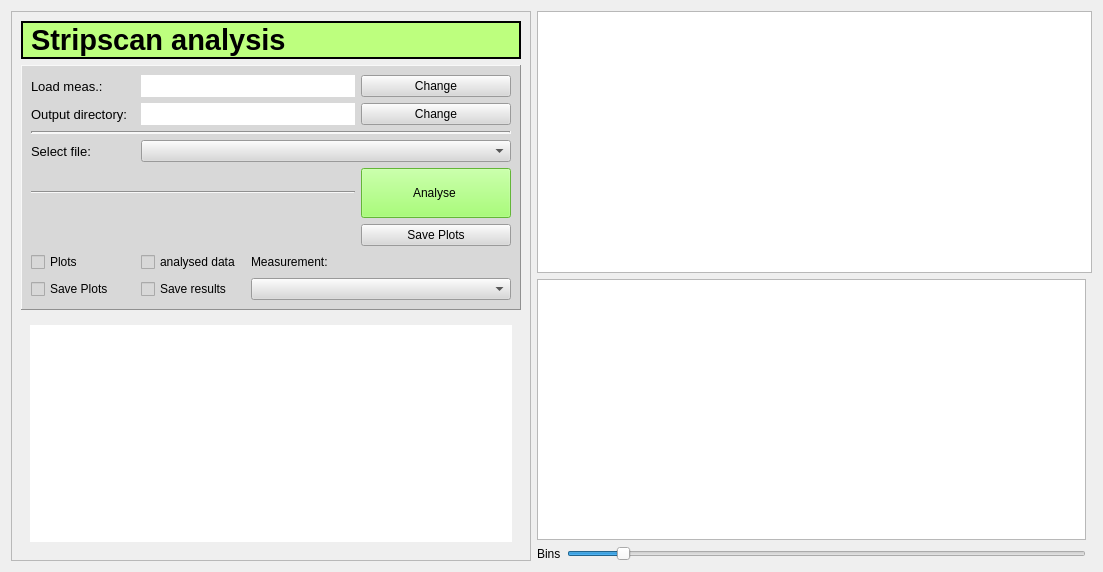
Qt form UniDAQ/QT_Designer_UI/badstrip.ui (Chilldose/COMET) before a commit.
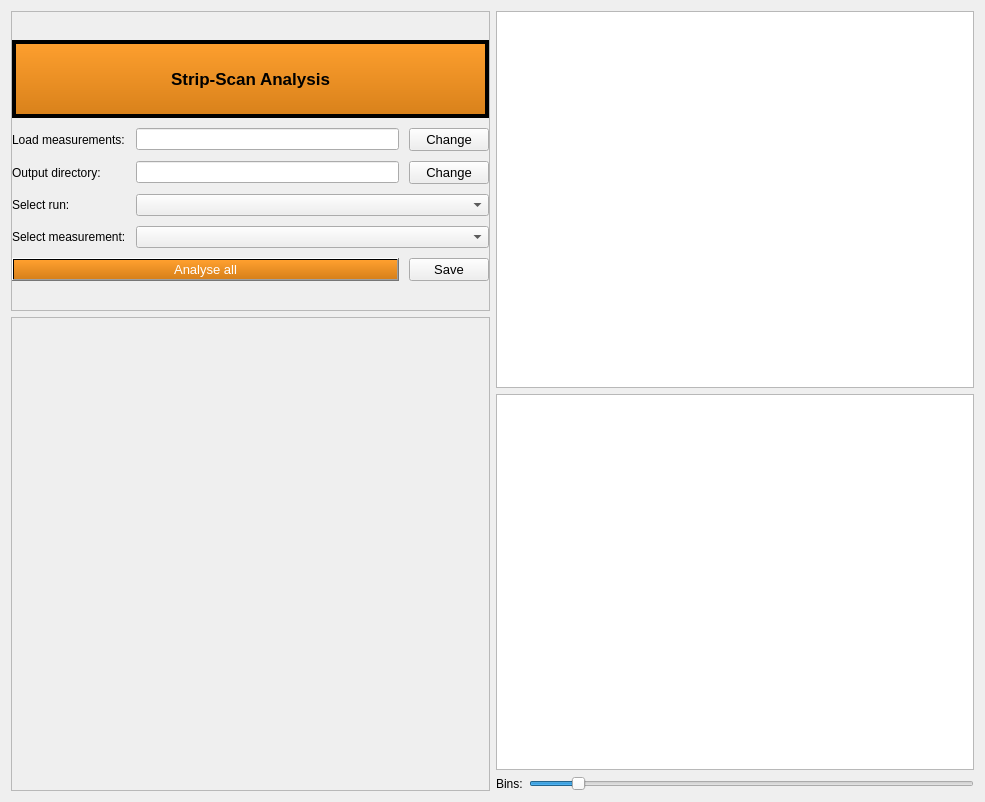
The same form after that commit. Custom widgets are drawn as their Qt base class.

What changed in the file:
```diff
--- a/UniDAQ/QT_Designer_UI/badstrip.ui
+++ b/UniDAQ/QT_Designer_UI/badstrip.ui
@@ -6,59 +6,25 @@
    <rect>
     <x>0</x>
     <y>0</y>
-    <width>1103</width>
-    <height>572</height>
+    <width>985</width>
+    <height>802</height>
    </rect>
   </property>
-  <property name="sizePolicy">
-   <sizepolicy hsizetype="Expanding" vsizetype="Expanding">
-    <horstretch>0</horstretch>
-    <verstretch>0</verstretch>
-   </sizepolicy>
-  </property>
-  <property name="maximumSize">
-   <size>
-    <width>16777215</width>
-    <height>16777215</height>
-   </size>
-  </property>
   <property name="windowTitle">
    <string>Stripanalysis</string>
   </property>
-  <property name="autoFillBackground">
-   <bool>true</bool>
-  </property>
-  <property name="styleSheet">
-   <string notr="true">color: rgb(0, 0, 0);</string>
-  </property>
-  <layout class="QGridLayout" name="gridLayout_2">
-   <item row="2" column="2">
-    <widget class="QSlider" name="Slider_bins">
-     <property name="minimum">
-      <number>1</number>
-     </property>
-     <property name="maximum">
-      <number>500</number>
-     </property>
-     <property name="sliderPosition">
-      <number>50</number>
-     </property>
-     <property name="orientation">
-      <enum>Qt::Horizontal</enum>
-     </property>
-    </widget>
-   </item>
-   <item row="0" column="0" rowspan="3">
-    <widget class="QFrame" name="frame_3">
-     <property name="sizePolicy">
-      <sizepolicy hsizetype="Preferred" vsizetype="Preferred">
-       <horstretch>0</horstretch>
-       <verstretch>0</verstretch>
-      </sizepolicy>
+  <layout class="QGridLayout" name="gridLayout_4">
+   <item row="0" column="0">
+    <widget class="QFrame" name="Settings_frame">
+     <property name="minimumSize">
+      <size>
+       <width>0</width>
+       <height>300</height>
+      </size>
      </property>
      <property name="maximumSize">
       <size>
-       <width>600</width>
+       <width>550</width>
        <height>16777215</height>
       </size>
      </property>
@@ -68,345 +34,268 @@
      <property name="frameShadow">
       <enum>QFrame::Raised</enum>
      </property>
-     <layout class="QVBoxLayout" name="verticalLayout">
-      <item>
-       <widget class="QLabel" name="Title">
-        <property name="sizePolicy">
-         <sizepolicy hsizetype="Preferred" vsizetype="Fixed">
-          <horstretch>0</horstretch>
-          <verstretch>0</verstretch>
-         </sizepolicy>
+     <layout class="QGridLayout" name="gridLayout_3">
+      <property name="leftMargin">
+       <number>0</number>
+      </property>
+      <property name="topMargin">
+       <number>0</number>
+      </property>
+      <property name="rightMargin">
+       <number>0</number>
+      </property>
+      <property name="bottomMargin">
+       <number>0</number>
+      </property>
+      <property name="horizontalSpacing">
+       <number>0</number>
+      </property>
+      <item row="0" column="0">
+       <layout class="QGridLayout" name="Strip_analysis_grid">
+        <property name="leftMargin">
+         <number>0</number>
         </property>
-        <property name="maximumSize">
-         <size>
-          <width>16777215</width>
-          <height>150</height>
-         </size>
+        <property name="topMargin">
+         <number>0</number>
         </property>
-        <property name="font">
-         <font>
-          <pointsize>22</pointsize>
-          <weight>75</weight>
-          <bold>true</bold>
-         </font>
+        <property name="rightMargin">
+         <number>0</number>
         </property>
-        <property name="autoFillBackground">
-         <bool>false</bool>
-        </property>
-        <property name="styleSheet">
-         <string notr="true">background-color: rgb(189, 255, 126);</string>
-        </property>
-        <property name="frameShape">
-         <enum>QFrame::WinPanel</enum>
-        </property>
-        <property name="text">
-         <string>Stripscan analysis</string>
-        </property>
-        <property name="scaledContents">
-         <bool>true</bool>
-        </property>
-       </widget>
-      </item>
-      <item>
-       <widget class="QFrame" name="frame">
-        <property name="sizePolicy">
-         <sizepolicy hsizetype="Preferred" vsizetype="Fixed">
-          <horstretch>0</horstretch>
-          <verstretch>0</verstretch>
-         </sizepolicy>
-        </property>
-        <property name="autoFillBackground">
-         <bool>false</bool>
-        </property>
-        <property name="styleSheet">
-         <string notr="true">background-color: rgb(216, 216, 216);</string>
-        </property>
-        <property name="frameShape">
-         <enum>QFrame::Panel</enum>
-        </property>
-        <property name="frameShadow">
-         <enum>QFrame::Raised</enum>
-        </property>
-        <property name="lineWidth">
-         <number>1</number>
-        </property>
-        <layout class="QGridLayout" name="gridLayout">
-         <item row="1" column="1" colspan="2">
-          <widget class="QLabel" name="label_output">
-           <property name="styleSheet">
-            <string notr="true">background-color: rgb(255, 255, 255);</string>
-           </property>
-           <property name="text">
-            <string/>
-           </property>
-           <property name="scaledContents">
-            <bool>true</bool>
-           </property>
-           <property name="wordWrap">
-            <bool>true</bool>
-           </property>
-           <property name="textInteractionFlags">
-            <set>Qt::LinksAccessibleByMouse|Qt::TextEditable</set>
-           </property>
-          </widget>
-         </item>
-         <item row="6" column="2" colspan="2">
-          <widget class="QLabel" name="label_5">
-           <property name="text">
-            <string>Measurement:</string>
-           </property>
-          </widget>
-         </item>
-         <item row="0" column="1" colspan="2">
-          <widget class="QLabel" name="label_load">
-           <property name="maximumSize">
-            <size>
-             <width>16777215</width>
-             <height>50</height>
-            </size>
-           </property>
-           <property name="font">
-            <font>
-             <pointsize>8</pointsize>
-            </font>
-           </property>
-           <property name="styleSheet">
-            <string notr="true">background-color: rgb(255, 255, 255);</string>
-           </property>
-           <property name="text">
-            <string/>
-           </property>
-           <property name="scaledContents">
-            <bool>true</bool>
-           </property>
-           <property name="wordWrap">
-            <bool>true</bool>
-           </property>
-           <property name="textInteractionFlags">
-            <set>Qt::LinksAccessibleByMouse|Qt::TextEditable</set>
-           </property>
-          </widget>
-         </item>
-         <item row="0" column="3">
-          <widget class="QPushButton" name="Button_changeload">
-           <property name="text">
-            <string>Change</string>
-           </property>
-          </widget>
-         </item>
-         <item row="2" column="0" colspan="4">
-          <widget class="Line" name="line">
-           <property name="lineWidth">
-            <number>2</number>
-           </property>
-           <property name="orientation">
-            <enum>Qt::Horizontal</enum>
-           </property>
-          </widget>
-         </item>
-         <item row="4" column="3">
-          <widget class="QPushButton" name="analyse_button">
-           <property name="minimumSize">
-            <size>
-             <width>150</width>
-             <height>50</height>
-            </size>
-           </property>
-           <property name="autoFillBackground">
-            <bool>false</bool>
-           </property>
-           <property name="styleSheet">
-            <string notr="true">background-color: rgb(140, 255, 78);</string>
-           </property>
-           <property name="text">
-            <string>Analyse </string>
-           </property>
-          </widget>
-         </item>
-         <item row="1" column="0">
-          <widget class="QLabel" name="label">
-           <property name="font">
-            <font>
-             <pointsize>10</pointsize>
-            </font>
-           </property>
-           <property name="text">
-            <string>Output directory:</string>
-           </property>
-          </widget>
-         </item>
-         <item row="7" column="0">
-          <widget class="QCheckBox" name="cb_Save_plots">
-           <property name="text">
-            <string>Save Plots</string>
-           </property>
-          </widget>
-         </item>
-         <item row="3" column="0">
-          <widget class="QLabel" name="label_4">
-           <property name="font">
-            <font>
-             <pointsize>10</pointsize>
-            </font>
-           </property>
-           <property name="text">
-            <string>Select file:</string>
-           </property>
-          </widget>
-         </item>
-         <item row="7" column="2" colspan="2">
-          <widget class="QComboBox" name="which_measurement"/>
-         </item>
-         <item row="7" column="1">
-          <widget class="QCheckBox" name="cb_Save_results">
-           <property name="text">
-            <string>Save results</string>
-           </property>
-          </widget>
-         </item>
-         <item row="1" column="3">
-          <widget class="QPushButton" name="Button_changeoutput">
-           <property name="text">
-            <string>Change</string>
-           </property>
-          </widget>
-         </item>
-         <item row="0" column="0">
-          <widget class="QLabel" name="label_2">
-           <property name="font">
-            <font>
-             <pointsize>10</pointsize>
-            </font>
-           </property>
-           <property name="text">
-            <string>Load meas.:</string>
-           </property>
-          </widget>
-         </item>
-         <item row="4" column="0" colspan="3">
-          <widget class="Line" name="line_2">
-           <property name="orientation">
-            <enum>Qt::Horizontal</enum>
-           </property>
-          </widget>
-         </item>
-         <item row="6" column="1">
-          <widget class="QCheckBox" name="radioData">
-           <property name="enabled">
-            <bool>false</bool>
-           </property>
-           <property name="text">
-            <string>analysed data</string>
-           </property>
-           <property name="checkable">
-            <bool>true</bool>
-           </property>
-          </widget>
-         </item>
-         <item row="3" column="1" colspan="3">
-          <widget class="QComboBox" name="which_plot"/>
-         </item>
-         <item row="6" column="0">
-          <widget class="QCheckBox" name="radioPlots">
-           <property name="enabled">
-            <bool>false</bool>
-           </property>
-           <property name="text">
-            <string>Plots</string>
-           </property>
-           <property name="checkable">
-            <bool>true</bool>
-           </property>
-          </widget>
-         </item>
-         <item row="5" column="3">
-          <widget class="QPushButton" name="save_plots_button">
-           <property name="text">
-            <string>Save Plots</string>
-           </property>
-          </widget>
-         </item>
-        </layout>
-       </widget>
-      </item>
-      <item>
-       <widget class="QScrollArea" name="scrollArea">
-        <property name="frameShape">
-         <enum>QFrame::NoFrame</enum>
-        </property>
-        <property name="lineWidth">
+        <property name="bottomMargin">
          <number>0</number>
         </property>
-        <property name="widgetResizable">
-         <bool>true</bool>
+        <property name="spacing">
+         <number>10</number>
         </property>
-        <widget class="QWidget" name="scrollAreaWidgetContents">
-         <property name="geometry">
-          <rect>
-           <x>0</x>
-           <y>0</y>
-           <width>495</width>
-           <height>192</height>
-          </rect>
-         </property>
-         <layout class="QHBoxLayout" name="horizontalLayout">
-          <item>
-           <widget class="QLabel" name="report_lable">
-            <property name="sizePolicy">
-             <sizepolicy hsizetype="Expanding" vsizetype="Expanding">
-              <horstretch>0</horstretch>
-              <verstretch>0</verstretch>
-             </sizepolicy>
-            </property>
-            <property name="font">
-             <font>
-              <pointsize>10</pointsize>
-             </font>
-            </property>
-            <property name="autoFillBackground">
-             <bool>false</bool>
-            </property>
-            <property name="styleSheet">
-             <string notr="true">background-color: rgb(255, 255, 255);</string>
-            </property>
-            <property name="text">
-             <string/>
-            </property>
-            <property name="alignment">
-             <set>Qt::AlignJustify|Qt::AlignTop</set>
-            </property>
-            <property name="wordWrap">
-             <bool>true</bool>
-            </property>
-            <property name="margin">
-             <number>15</number>
-            </property>
-            <property name="textInteractionFlags">
-             <set>Qt::LinksAccessibleByMouse|Qt::TextSelectableByMouse</set>
-            </property>
-           </widget>
-          </item>
-         </layout>
-        </widget>
-       </widget>
+        <item row="2" column="1">
+         <widget class="QLineEdit" name="label_output">
+          <property name="readOnly">
+           <bool>true</bool>
+          </property>
+         </widget>
+        </item>
+        <item row="1" column="1">
+         <widget class="QLineEdit" name="label_load">
+          <property name="readOnly">
+           <bool>true</bool>
+          </property>
+         </widget>
+        </item>
+        <item row="5" column="0" colspan="2">
+         <widget class="QPushButton" name="analyse_button">
+          <property name="font">
+           <font>
+            <pointsize>10</pointsize>
+           </font>
+          </property>
+          <property name="styleSheet">
+           <string notr="true">background-color: QLinearGradient( x1: 0, y1: 0, x2: 0, y2: 1, stop: 0 #ffa02f, stop: 1 #d7801a);
+color: rgb(255, 255, 255);</string>
+          </property>
+          <property name="text">
+           <string>Analyse all</string>
+          </property>
+         </widget>
+        </item>
+        <item row="0" column="0" colspan="3">
+         <widget class="QLabel" name="title_label">
+          <property name="maximumSize">
+           <size>
+            <width>16777215</width>
+            <height>80</height>
+           </size>
+          </property>
+          <property name="font">
+           <font>
+            <pointsize>13</pointsize>
+            <weight>75</weight>
+            <bold>true</bold>
+           </font>
+          </property>
+          <property name="autoFillBackground">
+           <bool>false</bool>
+          </property>
+          <property name="styleSheet">
+           <string notr="true">background-color: QLinearGradient( x1: 0, y1: 0, x2: 0, y2: 1, stop: 0 #ffa02f, stop: 1 #d7801a);</string>
+          </property>
+          <property name="frameShape">
+           <enum>QFrame::Box</enum>
+          </property>
+          <property name="lineWidth">
+           <number>4</number>
+          </property>
+          <property name="text">
+           <string>Strip-Scan Analysis</string>
+          </property>
+          <property name="textFormat">
+           <enum>Qt::AutoText</enum>
+          </property>
+          <property name="scaledContents">
+           <bool>false</bool>
+          </property>
+          <property name="alignment">
+           <set>Qt::AlignCenter</set>
+          </property>
+         </widget>
+        </item>
+        <item row="2" column="2">
+         <widget class="QPushButton" name="Button_changeoutput">
+          <property name="font">
+           <font>
+            <pointsize>10</pointsize>
+           </font>
+          </property>
+          <property name="text">
+           <string>Change</string>
+          </property>
+         </widget>
+        </item>
+        <item row="1" column="2">
+         <widget class="QPushButton" name="Button_changeload">
+          <property name="font">
+           <font>
+            <pointsize>10</pointsize>
+           </font>
+          </property>
+          <property name="text">
+           <string>Change</string>
+          </property>
+         </widget>
+        </item>
+        <item row="3" column="1" colspan="2">
+         <widget class="QComboBox" name="which_plot"/>
+        </item>
+        <item row="3" column="0">
+         <widget class="QLabel" name="select_measurement_label">
+          <property name="text">
+           <string>Select run:</string>
+          </property>
+         </widget>
+        </item>
+        <item row="4" column="0">
+         <widget class="QLabel" name="measurement_label">
+          <property name="text">
+           <string>Select measurement:</string>
+          </property>
+         </widget>
+        </item>
+        <item row="1" column="0">
+         <widget class="QLabel" name="Load_meas_label">
+          <property name="text">
+           <string>Load measurements:</string>
+          </property>
+         </widget>
+        </item>
+        <item row="2" column="0">
+         <widget class="QLabel" name="output_label">
+          <property name="text">
+           <string>Output directory:</string>
+          </property>
+         </widget>
+        </item>
+        <item row="4" column="1" colspan="2">
+         <widget class="QComboBox" name="which_measurement"/>
+        </item>
+        <item row="5" column="2">
+         <widget class="QPushButton" name="save_plots_button">
+          <property name="font">
+           <font>
+            <pointsize>10</pointsize>
+           </font>
+          </property>
+          <property name="styleSheet">
+           <string notr="true"/>
+          </property>
+          <property name="text">
+           <string>Save</string>
+          </property>
+         </widget>
+        </item>
+       </layout>
       </item>
      </layout>
     </widget>
    </item>
-   <item row="2" column="1">
-    <widget class="QLabel" name="label_3">
-     <property name="text">
-      <string>Bins</string>
-     </property>
-    </widget>
+   <item row="0" column="1" rowspan="2">
+    <layout class="QGridLayout" name="gridLayout">
+     <item row="2" column="1">
+      <widget class="QSlider" name="Slider_bins">
+       <property name="minimum">
+        <number>1</number>
+       </property>
+       <property name="maximum">
+        <number>500</number>
+       </property>
+       <property name="value">
+        <number>50</number>
+       </property>
+       <property name="orientation">
+        <enum>Qt::Horizontal</enum>
+       </property>
+      </widget>
+     </item>
+     <item row="2" column="0">
+      <widget class="QLabel" name="bins_label">
+       <property name="text">
+        <string>Bins:</string>
+       </property>
+      </widget>
+     </item>
+     <item row="1" column="0" colspan="2">
+      <widget class="PlotWidget" name="strip_plot_histogram">
+       <property name="sizePolicy">
+        <sizepolicy hsizetype="Preferred" vsizetype="Preferred">
+         <horstretch>0</horstretch>
+         <verstretch>0</verstretch>
+        </sizepolicy>
+       </property>
+       <property name="minimumSize">
+        <size>
+         <width>0</width>
+         <height>0</height>
+        </size>
+       </property>
+       <property name="maximumSize">
+        <size>
+         <width>16777215</width>
+         <height>16777215</height>
+        </size>
+       </property>
+      </widget>
+     </item>
+     <item row="0" column="0" colspan="2">
+      <widget class="PlotWidget" name="strip_plot">
+       <property name="sizePolicy">
+        <sizepolicy hsizetype="Preferred" vsizetype="Preferred">
+         <horstretch>0</horstretch>
+         <verstretch>0</verstretch>
+        </sizepolicy>
+       </property>
+       <property name="minimumSize">
+        <size>
+         <width>0</width>
+         <height>0</height>
+        </size>
+       </property>
+       <property name="maximumSize">
+        <size>
+         <width>16777215</width>
+         <height>16777215</height>
+        </size>
+       </property>
+       <property name="font">
+        <font>
+         <pointsize>10</pointsize>
+        </font>
+       </property>
+      </widget>
+     </item>
+    </layout>
    </item>
-   <item row="1" column="1" colspan="2">
-    <widget class="PlotWidget" name="strip_plot_histogram">
-     <property name="sizePolicy">
-      <sizepolicy hsizetype="Preferred" vsizetype="Preferred">
-       <horstretch>0</horstretch>
-       <verstretch>0</verstretch>
-      </sizepolicy>
+   <item row="1" column="0">
+    <widget class="QScrollArea" name="scrollArea">
+     <property name="enabled">
+      <bool>true</bool>
      </property>
      <property name="minimumSize">
       <size>
@@ -414,27 +303,66 @@
        <height>0</height>
       </size>
      </property>
-    </widget>
-   </item>
-   <item row="0" column="1" colspan="3">
-    <widget class="PlotWidget" name="strip_plot">
-     <property name="sizePolicy">
-      <sizepolicy hsizetype="Preferred" vsizetype="Preferred">
-       <horstretch>0</horstretch>
-       <verstretch>0</verstretch>
-      </sizepolicy>
-     </property>
-     <property name="minimumSize">
+     <property name="maximumSize">
       <size>
-       <width>0</width>
-       <height>0</height>
+       <width>550</width>
+       <height>16777215</height>
       </size>
      </property>
-     <property name="font">
-      <font>
-       <pointsize>10</pointsize>
-      </font>
+     <property name="widgetResizable">
+      <bool>true</bool>
      </property>
+     <property name="alignment">
+      <set>Qt::AlignLeading|Qt::AlignLeft|Qt::AlignTop</set>
+     </property>
+     <widget class="QWidget" name="scrollAreaWidgetContents_3">
+      <property name="geometry">
+       <rect>
+        <x>0</x>
+        <y>0</y>
+        <width>476</width>
+        <height>471</height>
+       </rect>
+      </property>
+      <layout class="QGridLayout" name="gridLayout_2">
+       <property name="leftMargin">
+        <number>0</number>
+       </property>
+       <property name="topMargin">
+        <number>0</number>
+       </property>
+       <property name="rightMargin">
+        <number>0</number>
+       </property>
+       <property name="bottomMargin">
+        <number>0</number>
+       </property>
+       <property name="spacing">
+        <number>0</number>
+       </property>
+       <item row="0" column="0" colspan="2">
+        <widget class="QLabel" name="report_label">
+         <property name="maximumSize">
+          <size>
+           <width>16777215</width>
+           <height>16777215</height>
+          </size>
+         </property>
+         <property name="font">
+          <font>
+           <pointsize>10</pointsize>
+          </font>
+         </property>
+         <property name="text">
+          <string/>
+         </property>
+         <property name="wordWrap">
+          <bool>true</bool>
+         </property>
+        </widget>
+       </item>
+      </layout>
+     </widget>
     </widget>
    </item>
   </layout>
```
Left out of the diff: 2 changed lines with no effect on the pictures.
